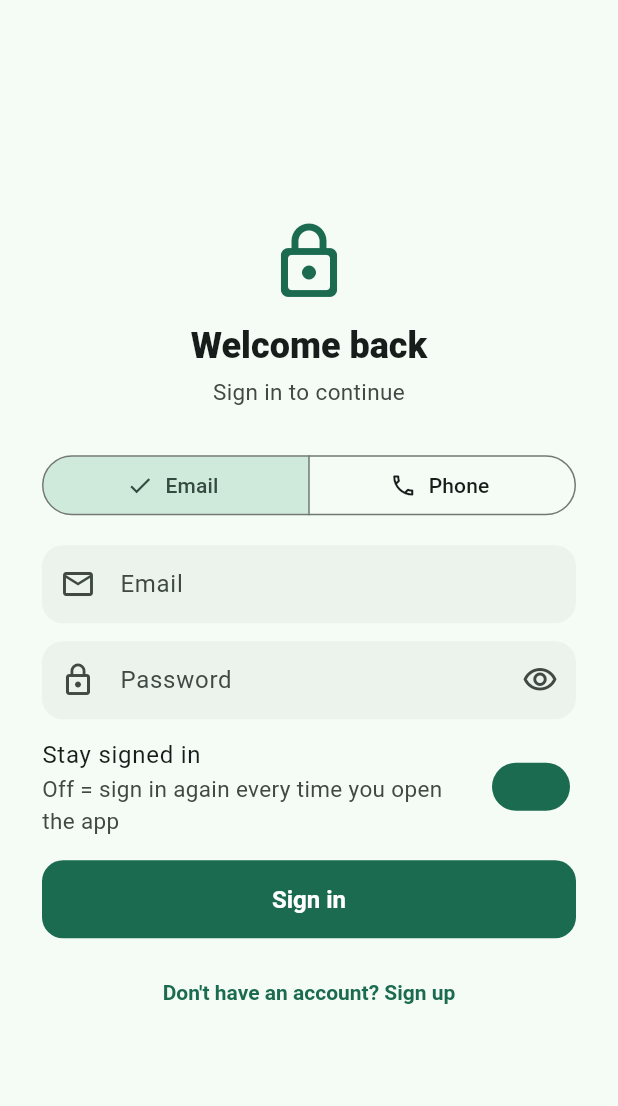
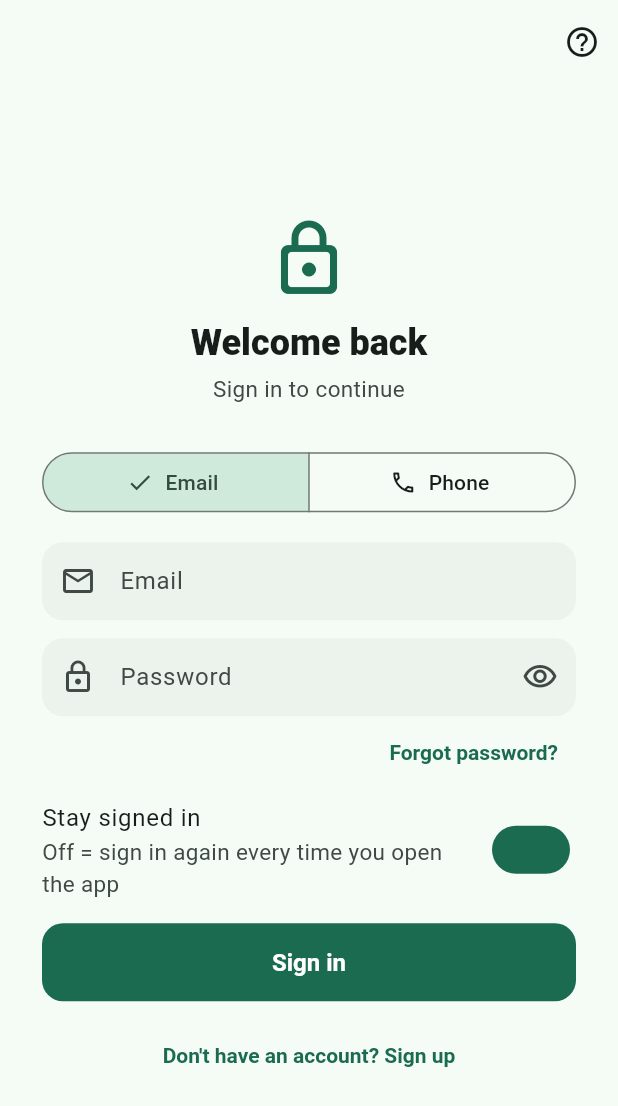
Before and after one commit to NIGHTWALKEROFC/NWisp-Chat---Your-conversations.-Your-privacy., a Flutter app: the screen it shows after launch, on a phone screen of 412 x 824 dp. Shown: the top 1106 px of the screen. Run offline on Flutter 3.47's test engine with Material 3 defaults, Android fonts, the light colour scheme and no system bars; our stand-ins replace cloud_firestore, firebase_auth, firebase_core, firebase_messaging, flutter_secure_storage, image_picker and 2 more; accounts and stored records are empty.

Commit message:
Update login_screen.dart

```diff
--- a/mobile/lib/screens/login_screen.dart
+++ b/mobile/lib/screens/login_screen.dart
@@ -4,6 +4,8 @@ import '../services/auth_service.dart';
 import '../services/branding_service.dart';
 import '../services/settings_service.dart';
 import 'register_screen.dart';
+import 'settings/forgot_password_screen.dart';
+import 'settings/help_center_screen.dart';
 
 class LoginScreen extends StatefulWidget {
   const LoginScreen({super.key});
@@ -38,8 +40,6 @@ class _LoginScreenState extends State<LoginScreen> {
     try {
       await _authService.loginWithEmail(_emailController.text.trim(), _passwordController.text);
       await SettingsService.setStayLoggedIn(_stayLoggedIn);
-      // AuthGate is listening to authStateChanges, so no manual navigation
-      // is needed here — it will swap to ChatListScreen automatically.
     } catch (e) {
       setState(() => _error = _friendlyError(e));
     } finally {
@@ -62,6 +62,21 @@ class _LoginScreenState extends State<LoginScreen> {
     final scheme = Theme.of(context).colorScheme;
     final logoUrl = context.watch<BrandingService>().logoUrl;
     return Scaffold(
+      appBar: AppBar(
+        backgroundColor: Colors.transparent,
+        elevation: 0,
+        actions: [
+          IconButton(
+            icon: const Icon(Icons.help_outline),
+            tooltip: 'Help Centre',
+            onPressed: () => Navigator.push(
+              context,
+              MaterialPageRoute(builder: (_) => const HelpCenterScreen()),
+            ),
+          ),
+        ],
+      ),
+      extendBodyBehindAppBar: true,
       body: SafeArea(
         child: Center(
           child: SingleChildScrollView(
@@ -69,7 +84,7 @@ class _LoginScreenState extends State<LoginScreen> {
             child: Column(
               crossAxisAlignment: CrossAxisAlignment.stretch,
               children: [
-                const SizedBox(height: 24),
+                const SizedBox(height: 8),
                 if (logoUrl != null)
                   Center(
                     child: CircleAvatar(radius: 32, backgroundImage: NetworkImage(logoUrl)),
@@ -89,8 +104,6 @@ class _LoginScreenState extends State<LoginScreen> {
                   style: TextStyle(color: scheme.onSurfaceVariant),
                 ),
                 const SizedBox(height: 28),
-
-                // Email / Phone tab
                 SegmentedButton<bool>(
                   segments: const [
                     ButtonSegment(value: false, label: Text('Email'), icon: Icon(Icons.email_outlined)),
@@ -100,7 +113,6 @@ class _LoginScreenState extends State<LoginScreen> {
                   onSelectionChanged: (s) => setState(() => _usePhoneTab = s.first),
                 ),
                 const SizedBox(height: 16),
-
                 if (_usePhoneTab)
                   Container(
                     padding: const EdgeInsets.all(14),
@@ -145,7 +157,16 @@ class _LoginScreenState extends State<LoginScreen> {
                       ),
                     ),
                   ),
-                  const SizedBox(height: 4),
+                  Align(
+                    alignment: Alignment.centerRight,
+                    child: TextButton(
+                      onPressed: () => Navigator.push(
+                        context,
+                        MaterialPageRoute(builder: (_) => const ForgotPasswordScreen()),
+                      ),
+                      child: const Text('Forgot password?'),
+                    ),
+                  ),
                   SwitchListTile.adaptive(
                     contentPadding: EdgeInsets.zero,
                     title: const Text('Stay signed in'),
@@ -170,7 +191,6 @@ class _LoginScreenState extends State<LoginScreen> {
                         : const Text('Sign in'),
                   ),
                 ],
-
                 const SizedBox(height: 12),
                 TextButton(
                   onPressed: () => Navigator.push(
```
